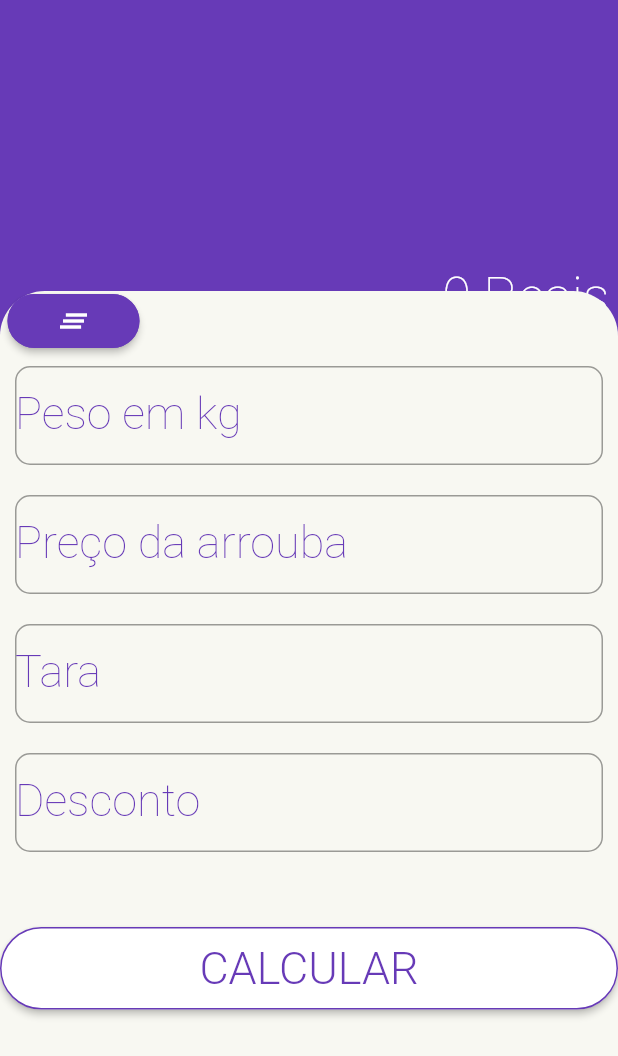
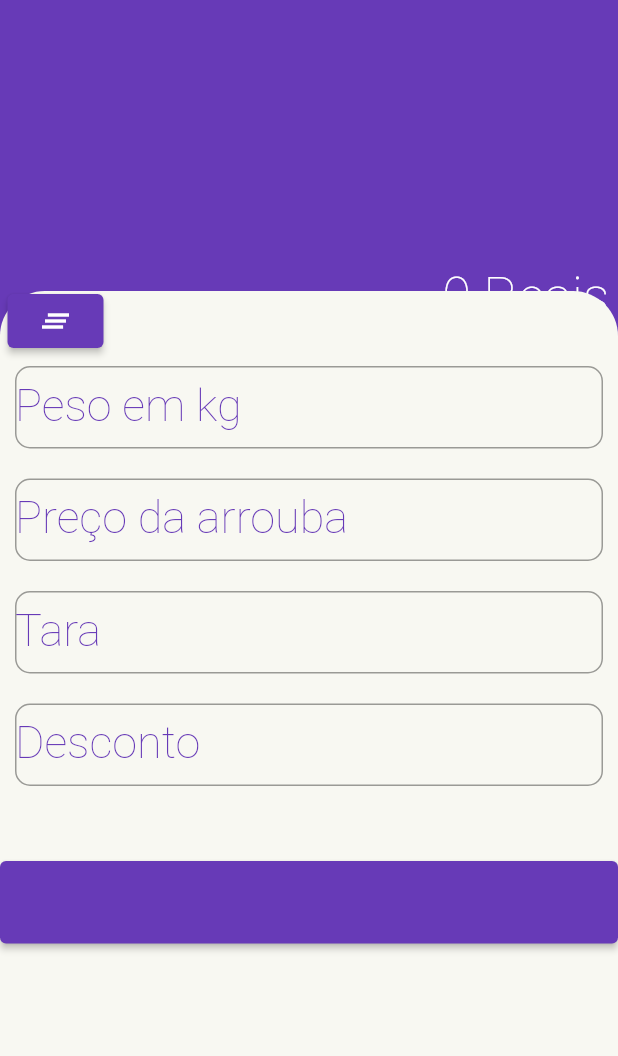
Before and after one commit to Douglasbm040/calculadora-de-arrouba-flutter, a Flutter app: the screen it shows after launch, on a phone screen of 412 x 824 dp. Shown: the top 1056 px of the screen. Run offline on Flutter 3.47's test engine with Material 2 defaults, Android fonts, the phone set to English and light mode, and no system bars; drawn by our look-alikes of auto_size_text; our stand-ins replace mobx; generated files the repository leaves out were written again.

```diff
--- a/lib/src/Screen.dart
+++ b/lib/src/Screen.dart
@@ -124,11 +124,11 @@ class _ScreenState extends State<Screen> {
 
 //*ESTE WIDGET É O BOTAO DE LIMPEZA
   Widget _buttondelimpar() {
-    return RaisedButton(
-      shape: RoundedRectangleBorder(
+    return ElevatedButton(
+      /*shape: RoundedRectangleBorder(
           borderRadius: BorderRadius.circular(360.0),
           side: BorderSide(color: Colors.deepPurple)),
-      color: Colors.deepPurple,
+      color: Colors.deepPurple,*/
       onPressed: () {
         valor_final = 1;
         setState(() {
@@ -165,7 +165,7 @@ class _ScreenState extends State<Screen> {
     return Container(
       child: TextField(
         keyboardType: TextInputType.number,
-        style: Theme.of(context).textTheme.display1,
+        //style: Theme.of(context).textTheme.display1,
         decoration: InputDecoration(
           contentPadding: const EdgeInsets.symmetric(vertical: 13.0),
           //: Icon(Icons.attach_money),
@@ -197,7 +197,7 @@ class _ScreenState extends State<Screen> {
     return Container(
       child: TextField(
         keyboardType: TextInputType.number,
-        style: Theme.of(context).textTheme.display1,
+        //style: Theme.of(context).textTheme.display1,
         decoration: InputDecoration(
           contentPadding: const EdgeInsets.symmetric(vertical: 13.0),
           //icon: Icon(Icons.attach_money),
@@ -229,7 +229,7 @@ class _ScreenState extends State<Screen> {
     return Container(
       child: TextField(
         keyboardType: TextInputType.number,
-        style: Theme.of(context).textTheme.display1,
+        //style: Theme.of(context).textTheme.display1,
         decoration: InputDecoration(
           contentPadding: const EdgeInsets.symmetric(vertical: 13.0),
           //icon: Icon(Icons.attach_money),
@@ -261,7 +261,7 @@ class _ScreenState extends State<Screen> {
     return Container(
       child: TextField(
         keyboardType: TextInputType.number,
-        style: Theme.of(context).textTheme.display1,
+        //style: Theme.of(context).textTheme.display1,
         decoration: InputDecoration(
           contentPadding: const EdgeInsets.symmetric(vertical: 13.0),
           //icon: Icon(Icons.attach_money),
@@ -292,7 +292,7 @@ class _ScreenState extends State<Screen> {
     return Container(
       child: TextField(
         keyboardType: TextInputType.number,
-        style: Theme.of(context).textTheme.display1,
+        //style: Theme.of(context).textTheme.display1,
         decoration: InputDecoration(
           contentPadding: const EdgeInsets.symmetric(vertical: 13.0),
           //icon: Icon(Icons.attach_money),
@@ -433,11 +433,12 @@ class _ScreenState extends State<Screen> {
     return SizedBox(
       width: 200.0,
       height: 55.0,
-      child: RaisedButton(
-        color: Colors.white,
+      child: ElevatedButton(
+        /*color: Colors.white,
         shape: RoundedRectangleBorder(
             borderRadius: BorderRadius.circular(30.0),
             side: BorderSide(color: Colors.deepPurple)),
+        */
         onPressed: () {
           valor_final = 1;
           setState(() {
```
Also changed, not shown: pubspec.lock, 2 other files.
